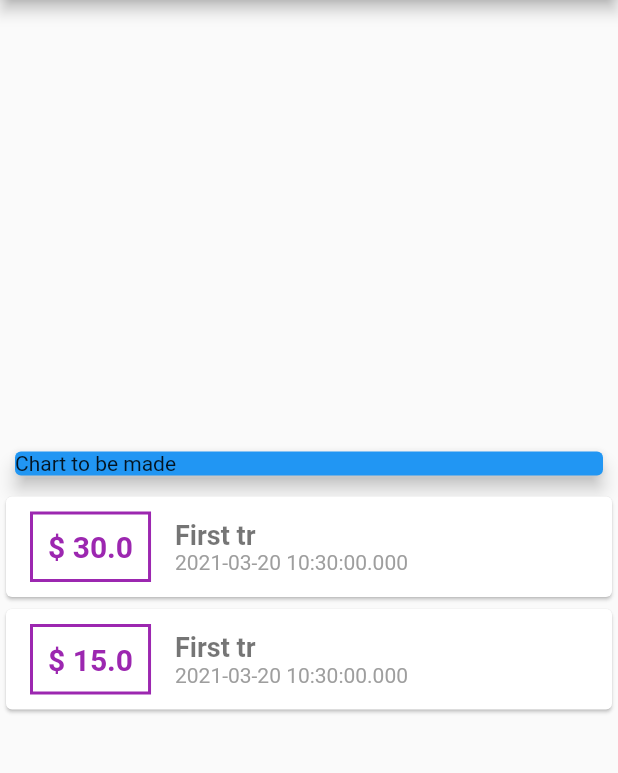
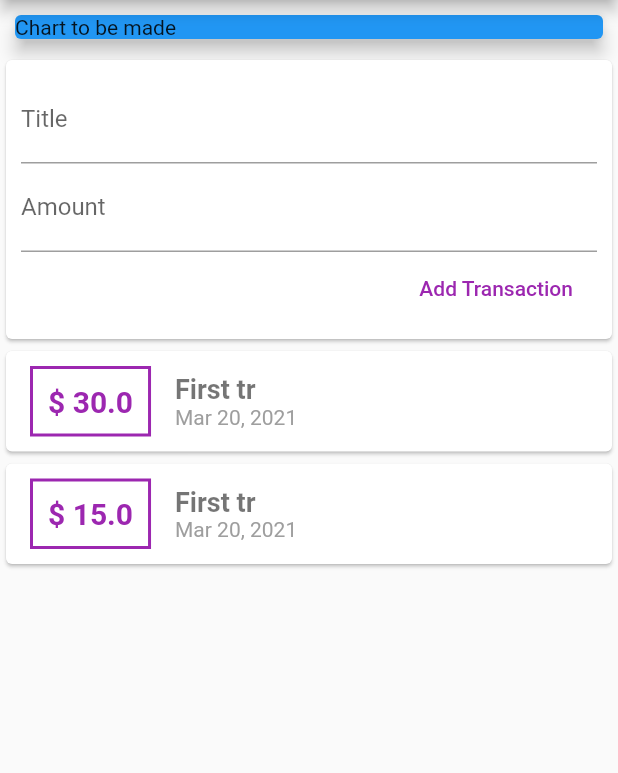
Before and after one commit to userKamalNayan/personal_expense, a Flutter app: the screen it shows after launch, on a phone screen of 412 x 824 dp, the part 84-857 px from its top. Run offline on Flutter 3.47's test engine with Material 2 defaults, Android fonts, the phone set to English and light mode, and no system bars.

Commit message:
New Transactions added and UI updated accordingly.

```diff
--- /dev/null
+++ b/lib/Widgets/new_transaction.dart
@@ -0,0 +1,39 @@
+import 'package:flutter/material.dart';
+
+class NewTransaction extends StatelessWidget {
+  final titleController = TextEditingController();
+  final amountController = TextEditingController();
+  final Function addTransaction;
+
+  NewTransaction(this.addTransaction);
+
+  @override
+  Widget build(BuildContext context) {
+    return Card(
+      child: Container(
+        margin: EdgeInsets.all(10),
+        child: Column(
+          crossAxisAlignment: CrossAxisAlignment.end,
+          children: [
+            TextField(
+              decoration: InputDecoration(labelText: 'Title'),
+              controller: titleController,
+            ),
+            TextField(
+              decoration: InputDecoration(labelText: 'Amount'),
+              controller: amountController,
+            ),
+            FlatButton(
+              onPressed: () {
+                addTransaction(
+                    titleController.text, double.parse(amountController.text));
+              },
+              child: Text('Add Transaction'),
+              textColor: Colors.purple,
+            ),
+          ],
+        ),
+      ),
+    );
+  }
+}
--- /dev/null
+++ b/lib/Widgets/transaction_list.dart
@@ -0,0 +1,61 @@
+import 'package:flutter/material.dart';
+import 'package:intl/intl.dart';
+import 'package:personal_expense/Model/Transaction.dart';
+
+class TransactionList extends StatelessWidget {
+final List<Transaction> _userTransactions ;
+
+TransactionList(this._userTransactions);
+
+
+  @override
+  Widget build(BuildContext context) {
+    return   Column(
+      children: _userTransactions.map((tx) {
+        return Card(
+          child: Row(
+            children: [
+              Container(
+                child: Text(
+                  '\$ ${tx.amount}',
+                  style: TextStyle(
+                      fontWeight: FontWeight.bold,
+                      fontSize: 20,
+                      color: Colors.purple),
+                ),
+                margin: EdgeInsets.symmetric(
+                  vertical: 10,
+                  horizontal: 16,
+                ),
+                decoration: BoxDecoration(
+                  border: Border.all(
+                    width: 2,
+                    color: Colors.purple,
+                  ),
+                ),
+                padding: EdgeInsets.all(10),
+              ),
+              Column(
+                crossAxisAlignment: CrossAxisAlignment.start,
+                children: [
+                  Text(
+                    tx.title,
+                    style: TextStyle(
+                      color: Colors.black54,
+                      fontSize: 18,
+                      fontWeight: FontWeight.bold,
+                    ),
+                  ),
+                  Text(
+                    DateFormat().add_yMMMd().format(tx.dateTime),
+                    style: TextStyle(color: Colors.grey, fontSize: 14),
+                  )
+                ],
+              ),
+            ],
+          ),
+        );
+      }).toList(),
+    );
+  }
+}
--- /dev/null
+++ b/lib/Widgets/user_transactions.dart
@@ -0,0 +1,41 @@
+import 'package:flutter/material.dart';
+import 'package:personal_expense/Model/Transaction.dart';
+import 'package:personal_expense/Widgets/transaction_list.dart';
+
+import 'new_transaction.dart';
+
+class UserTransactions extends StatefulWidget {
+  @override
+  _UserTransactionsState createState() => _UserTransactionsState();
+}
+
+class _UserTransactionsState extends State<UserTransactions> {
+
+
+  final List<Transaction> _userTransactions =[
+    new Transaction(
+        id: "tr1", title: "First tr", dateTime: DateTime.now(), amount: 30),
+    new Transaction(
+        id: "tr2", title: "First tr", dateTime: DateTime.now(), amount: 15),
+  ];
+
+
+  void _addNewTransaction(String txTitle, double txAmount)
+  {
+    final newTx = Transaction(id: DateTime.now().toString(), title: txTitle, dateTime: DateTime.now(), amount: txAmount);
+
+    setState(() {
+      _userTransactions.add(newTx);
+    });
+  }
+
+  @override
+  Widget build(BuildContext context) {
+    return Column(
+      children: [
+        NewTransaction(_addNewTransaction),
+        TransactionList(_userTransactions),
+      ],
+    );
+  }
+}
--- a/lib/main.dart
+++ b/lib/main.dart
@@ -1,6 +1,10 @@
 import 'package:flutter/cupertino.dart';
 import 'package:flutter/material.dart';
+import 'package:intl/intl.dart';
 import 'package:personal_expense/Model/Transaction.dart';
+import 'package:personal_expense/Widgets/new_transaction.dart';
+import 'package:personal_expense/Widgets/transaction_list.dart';
+import 'package:personal_expense/Widgets/user_transactions.dart';
 
 void main() {
   runApp(MyApp());
@@ -13,9 +17,7 @@ class MyApp extends StatelessWidget {
     return MaterialApp(
       title: 'Flutter Demo',
       theme: ThemeData(
-
         primarySwatch: Colors.blue,
-
         visualDensity: VisualDensity.adaptivePlatformDensity,
       ),
       home: MyHomePage(title: 'Personal Expense'),
@@ -26,7 +28,6 @@ class MyApp extends StatelessWidget {
 class MyHomePage extends StatefulWidget {
   MyHomePage({Key key, this.title}) : super(key: key);
 
-
   final String title;
 
   @override
@@ -34,13 +35,7 @@ class MyHomePage extends StatefulWidget {
 }
 
 class _MyHomePageState extends State<MyHomePage> {
-
-  List<Transaction> transactions = [
-    new Transaction(
-        id: "tr1", title: "First tr", dateTime: DateTime.now(), amount: 30),
-    new Transaction(
-        id: "tr2", title: "First tr", dateTime: DateTime.now(), amount: 15),
-  ];
+  //List<Transaction> transactions =
 
   @override
   Widget build(BuildContext context) {
@@ -50,9 +45,7 @@ class _MyHomePageState extends State<MyHomePage> {
         // the App.build method, and use it to set our appbar title.
         title: Text(widget.title),
       ),
-      body: Center(
-        // Center is a layout widget. It takes a single child and positions it
-        // in the middle of the parent.
+      body: SingleChildScrollView(
         child: Column(
           mainAxisAlignment: MainAxisAlignment.center,
           children: <Widget>[
@@ -65,56 +58,7 @@ class _MyHomePageState extends State<MyHomePage> {
                 elevation: 5,
               ),
             ),
-            Column(
-              children: transactions.map((tx) {
-                return Card(
-                  child: Row(
-                    children: [
-                      Container(
-                        child: Text(
-                          '\$ ${tx.amount}',
-                          style: TextStyle(
-                              fontWeight: FontWeight.bold,
-                              fontSize: 20,
-                              color: Colors.purple),
-                        ),
-                        margin: EdgeInsets.symmetric(
-                          vertical: 10,
-                          horizontal: 16,
-                        ),
-                        decoration: BoxDecoration(
-                          border: Border.all(
-                            width: 2,
-                            color: Colors.purple,
-                          ),
-                        ),
-                        padding: EdgeInsets.all(10),
-                      ),
-                      Column(
-                        crossAxisAlignment: CrossAxisAlignment.start,
-                        children: [
-                          Text(
-                            tx.title,
-                            style: TextStyle(
-                              color: Colors.black54,
-                              fontSize: 18,
-                              fontWeight: FontWeight.bold,
-                            ),
-                          ),
-                          Text(
-                            tx.dateTime.toString(),
-                            style: TextStyle(
-                              color: Colors.grey,
-                              fontSize: 14
-                            ),
-                          )
-                        ],
-                      ),
-                    ],
-                  ),
-                );
-              }).toList(),
-            )
+            UserTransactions(),
           ],
         ),
       ),
--- a/pubspec.yaml
+++ b/pubspec.yaml
@@ -23,6 +23,7 @@ environment:
 dependencies:
   flutter:
     sdk: flutter
+  intl: ^0.17.0
 
 
   # The following adds the Cupertino Icons font to your application.
```
Also changed, not shown: pubspec.lock, 1 other file.
